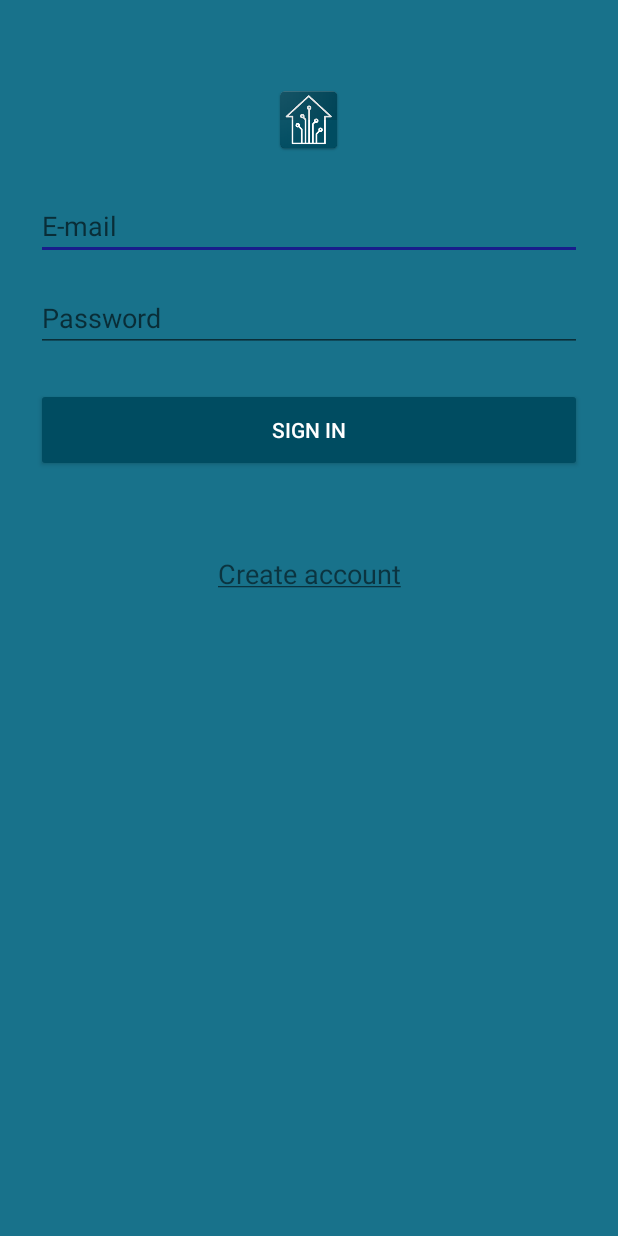
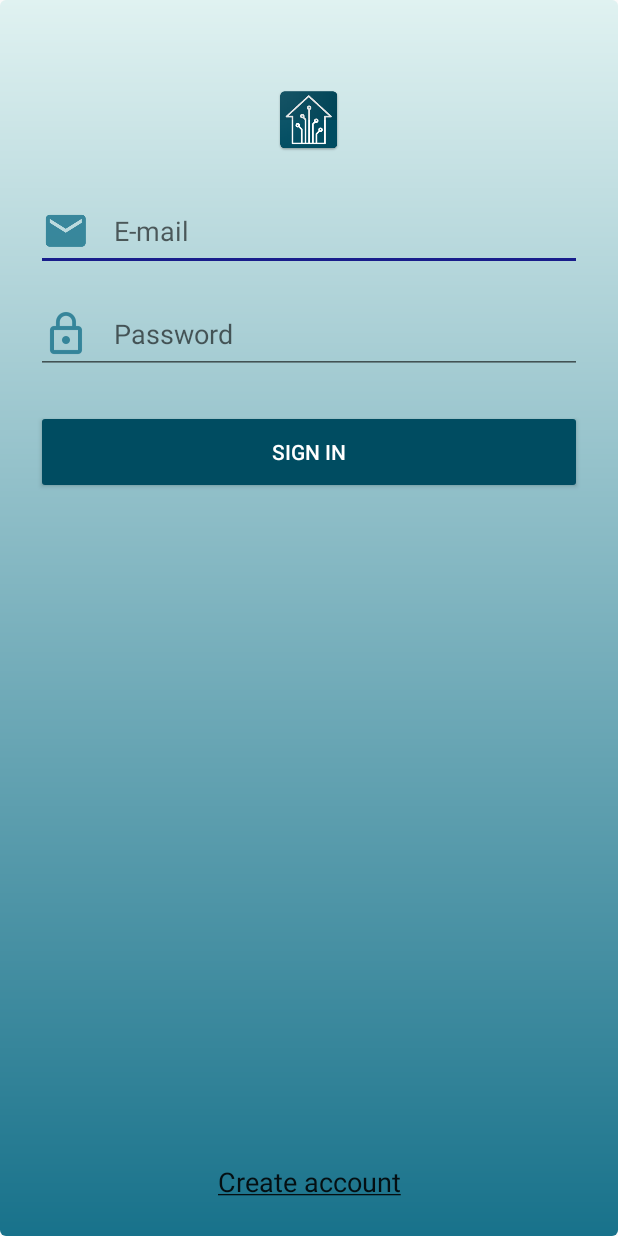
Before and after one commit to AyurM/ArduinoControl, an Android app: the screen it shows after launch (LoginActivity), on a phone screen of 412 x 824 dp. Run offline under Robolectric (Android 15) with nearby library versions, the phone set to English and light mode, and no system bars; our stand-ins replace Dagger/Hilt's generated code, Firebase (no records; nobody signed in at launch, a user with empty details on screens opened directly), RxJava.

Commit message:
Splash screen. Улучшения LoginActivity

```diff
--- /dev/null
+++ b/app/src/main/java/ru/ayurmar/arduinocontrol/SplashActivity.java
@@ -0,0 +1,22 @@
+package ru.ayurmar.arduinocontrol;
+
+/*
+ Activity создает Splash-screen на время старта приложения.
+ См. https://habrahabr.ru/post/312516/
+ */
+
+import android.content.Intent;
+import android.support.v7.app.AppCompatActivity;
+import android.os.Bundle;
+
+public class SplashActivity extends AppCompatActivity {
+
+    @Override
+    protected void onCreate(Bundle savedInstanceState) {
+        super.onCreate(savedInstanceState);
+
+        Intent intent = new Intent(this, LoginActivity.class);
+        startActivity(intent);
+        finish();
+    }
+}
--- a/app/src/main/java/ru/ayurmar/arduinocontrol/presenter/WidgetPresenter.java
+++ b/app/src/main/java/ru/ayurmar/arduinocontrol/presenter/WidgetPresenter.java
@@ -163,7 +163,7 @@ public class WidgetPresenter<V extends IWidgetView>
                                 }
                             }));
         } else {
-            getView().showLongMessage(R.string.message_no_connection_text);
+            getView().showLongMessage(R.string.message_no_connection_use_sms_text);
         }
     }
 
@@ -190,7 +190,7 @@ public class WidgetPresenter<V extends IWidgetView>
                                 }
                             }));
         } else {
-            getView().showLongMessage(R.string.message_no_connection_text);
+            getView().showLongMessage(R.string.message_no_connection_use_sms_text);
         }
     }
 
--- /dev/null
+++ b/app/src/main/res/drawable/login_background.xml
@@ -0,0 +1,10 @@
+<?xml version="1.0" encoding="utf-8"?>
+<shape xmlns:android="http://schemas.android.com/apk/res/android"
+       android:shape="rectangle">
+    <corners android:radius="4dp"/>
+    <gradient
+        android:startColor="@color/colorBackground"
+        android:endColor="@color/colorPrimary"
+        android:angle="270">
+    </gradient>
+</shape>
--- /dev/null
+++ b/app/src/main/res/drawable/splash_background.xml
@@ -0,0 +1,5 @@
+<?xml version="1.0" encoding="utf-8"?>
+<layer-list xmlns:android="http://schemas.android.com/apk/res/android">
+    <item
+        android:drawable="@drawable/login_background"/>
+</layer-list>
--- a/app/src/main/res/layout/activity_auth.xml
+++ b/app/src/main/res/layout/activity_auth.xml
@@ -1,19 +1,20 @@
 <?xml version="1.0" encoding="utf-8"?>
-<LinearLayout
+<RelativeLayout
     xmlns:android="http://schemas.android.com/apk/res/android"
-    android:orientation="vertical"
     android:layout_width="match_parent"
     android:layout_height="match_parent"
     android:paddingTop="56dp"
     android:paddingLeft="24dp"
     android:paddingRight="24dp"
-    android:background="@color/colorPrimary">
+    android:background="@drawable/login_background">
 
     <ImageView
+        android:id="@+id/login_logo_image_view"
         android:src="@mipmap/ic_launcher"
         android:layout_width="wrap_content"
         android:layout_height="wrap_content"
-        android:layout_gravity="center_horizontal"
+        android:layout_alignParentTop="true"
+        android:layout_centerInParent="true"
         android:layout_marginBottom="24dp"
         android:contentDescription="@string/login_logo_description"/>
 
@@ -21,9 +22,13 @@
         android:id="@+id/field_email"
         android:layout_width="match_parent"
         android:layout_height="wrap_content"
+        android:layout_below="@+id/login_logo_image_view"
         android:layout_marginBottom="16dp"
         android:hint="@string/login_hint_email"
         android:inputType="textEmailAddress"
+        android:drawableStart="@drawable/ic_sms"
+        android:drawableLeft="@drawable/ic_sms"
+        android:drawablePadding="16dp"
         />
 
     <EditText
@@ -31,51 +36,70 @@
         android:layout_width="match_parent"
         android:layout_height="wrap_content"
         android:layout_marginBottom="24dp"
+        android:layout_below="@+id/field_email"
         android:hint="@string/login_hint_password"
-        android:inputType="textPassword"/>
+        android:inputType="textPassword"
+        android:drawableStart="@drawable/ic_password"
+        android:drawableLeft="@drawable/ic_password"
+        android:drawablePadding="16dp"/>
 
     <EditText
         android:id="@+id/field_confirm_password"
         android:layout_width="match_parent"
         android:layout_height="wrap_content"
+        android:layout_below="@+id/field_password"
         android:layout_marginBottom="24dp"
         android:hint="@string/login_hint_confirm_password"
         android:inputType="textPassword"
+        android:drawableStart="@drawable/ic_pass_confirm"
+        android:drawableLeft="@drawable/ic_pass_confirm"
+        android:drawablePadding="16dp"
         android:visibility="gone"/>
+
     <Button
         android:id="@+id/email_sign_in_button"
         android:layout_width="match_parent"
         android:layout_height="56dp"
-        android:layout_marginBottom="48dp"
+        android:layout_below="@+id/field_confirm_password"
+        android:layout_marginBottom="16dp"
         android:text="@string/login_sign_in"
         android:theme="@style/ThemeOverlay.MyDarkButton"/>
-
-    <TextView
-        android:id="@+id/register_text_view"
-        android:layout_width="match_parent"
-        android:layout_height="32dp"
-        android:layout_gravity="center_horizontal"
-        android:gravity="bottom|center"
-        android:text="@string/login_create_account"
-        android:textSize="18sp"/>
 
     <Button
         android:id="@+id/email_create_account_button"
         android:layout_width="match_parent"
         android:layout_height="56dp"
-        android:layout_marginBottom="48dp"
+        android:layout_below="@+id/email_sign_in_button"
+        android:layout_marginBottom="16dp"
         android:text="@string/login_create_account"
         android:theme="@style/ThemeOverlay.MyDarkButton"
         android:visibility="gone"/>
 
     <TextView
+        android:id="@+id/login_error_text_view"
+        android:layout_below="@+id/email_create_account_button"
+        android:gravity="center"
+        android:text="@string/login_create_account"
+        style="@style/LoginScreenTextView"
+        android:visibility="gone"/>
+
+    <TextView
+        android:id="@+id/register_text_view"
+        android:layout_alignParentBottom="true"
+        android:layout_centerInParent="true"
+        android:layout_marginBottom="24dp"
+        android:gravity="bottom|center"
+        android:text="@string/login_create_account"
+        style="@style/LoginScreenTextView"/>
+
+    <TextView
         android:id="@+id/use_existing_account_text_view"
-        android:layout_width="match_parent"
-        android:layout_height="32dp"
-        android:layout_gravity="center_horizontal"
+        android:layout_alignParentBottom="true"
+        android:layout_centerInParent="true"
+        android:layout_marginBottom="24dp"
         android:gravity="bottom|center"
         android:text="@string/login_existing_account"
-        android:textSize="18sp"
+        style="@style/LoginScreenTextView"
         android:visibility="gone"/>
 
-</LinearLayout>
+</RelativeLayout>
--- a/app/src/main/res/values/colors.xml
+++ b/app/src/main/res/values/colors.xml
@@ -8,6 +8,4 @@
 
     <color name="colorDrawerText">#DE000000</color>
     <color name="colorDrawerIcon">#99000000</color>
-
-    <color name="grey_300">#E0E0E0</color>
 </resources>
--- a/app/src/main/res/values/strings.xml
+++ b/app/src/main/res/values/strings.xml
@@ -57,6 +57,7 @@
 
     <!--Messages-->
     <string name="message_no_connection_text">No internet connection!</string>
+    <string name="message_no_connection_use_sms_text">No internet connection! Try to send SMS commands</string>
     <string name="message_no_phone_number_text">No phone number available!</string>
     <string name="message_cant_send_sms_text">No SMS application found!</string>
     <string name="message_error_phone_number_text">Error while getting phone number!</string>
--- a/app/src/main/res/values/styles.xml
+++ b/app/src/main/res/values/styles.xml
@@ -40,6 +40,13 @@
         <item name="android:theme">@style/ThemeOverlay.AppCompat.Dark.ActionBar</item>
     </style>
 
+    <style name="LoginScreenTextView">
+        <item name="android:layout_width">match_parent</item>
+        <item name="android:layout_height">32dp</item>
+        <item name="android:textColor">@color/colorDrawerText</item>
+        <item name="android:textSize">18sp</item>
+    </style>
+
     <style name="ThemeOverlay.MyDarkButton" parent="ThemeOverlay.AppCompat.Dark">
         <item name="colorButtonNormal">@color/colorPrimaryDark</item>
         <item name="android:layout_marginRight">4dp</item>
@@ -47,4 +54,8 @@
         <item name="android:textColor">@android:color/white</item>
     </style>
 
+    <style name="SplashTheme" parent="Theme.AppCompat.NoActionBar">
+        <item name="android:windowBackground">@drawable/splash_background</item>
+    </style>
+
 </resources>
```
Also changed, not shown: app/src/main/AndroidManifest.xml (+3 -6 lines), app/src/main/java/ru/ayurmar/arduinocontrol/LoginActivity.java (+30 -11 lines), app/src/main/res/drawable-hdpi/ic_pass_confirm.png (added), app/src/main/res/drawable-hdpi/ic_password.png (added), app/src/main/res/drawable-mdpi/ic_pass_confirm.png (added), app/src/main/res/drawable-mdpi/ic_password.png (added), app/src/main/res/drawable-xhdpi/ic_pass_confirm.png (added), app/src/main/res/drawable-xhdpi/ic_password.png (added), app/src/main/res/drawable-xxhdpi/ic_pass_confirm.png (added), app/src/main/res/drawable-xxhdpi/ic_password.png (added), 1 other file.
